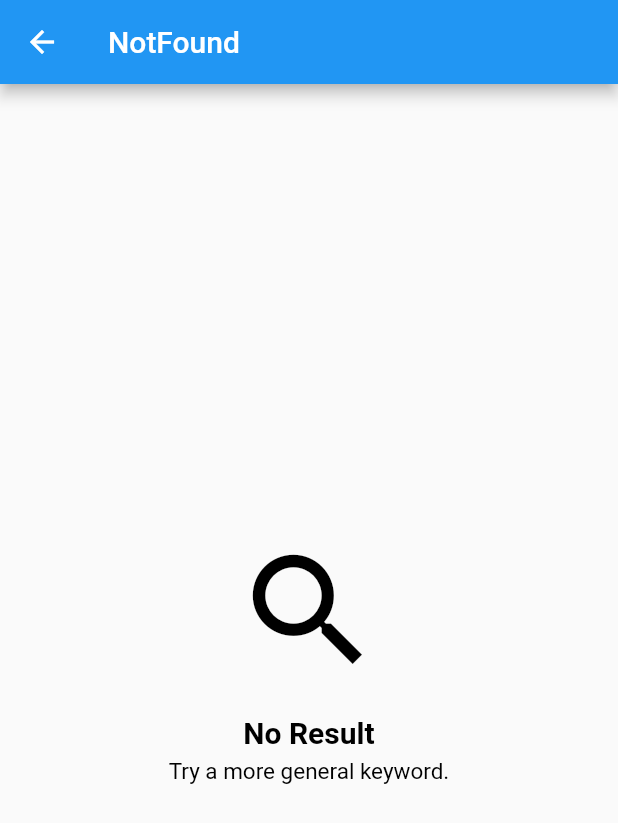
After one commit to muhamadanjar/UTDriver, a Flutter app: the NotFoundPage screen opened by its route, on a phone screen of 412 x 824 dp. The commit adds this screen. Shown: the top 823 px of the screen. Run offline on Flutter 3.47's test engine with Material 2 defaults, Android fonts, the phone set to English and light mode, and no system bars; our stand-ins replace firebase_analytics, firebase_auth, firebase_database, firebase_storage, geolocator, google_maps_flutter and 6 more; missing offline and left inert: a package; accounts and stored records are empty.

Commit message:
add notfound

```diff
--- /dev/null
+++ b/lib/components/profile_tile.dart
@@ -0,0 +1,30 @@
+import 'package:flutter/material.dart';
+
+class ProfileTile extends StatelessWidget {
+  final title;
+  final subtitle;
+  final textColor;
+  ProfileTile({this.title, this.subtitle, this.textColor = Colors.black});
+  @override
+  Widget build(BuildContext context) {
+    return Column(
+      // crossAxisAlignment: CrossAxisAlignment.start,
+      mainAxisAlignment: MainAxisAlignment.center,
+      children: <Widget>[
+        Text(
+          title,
+          style: TextStyle(
+              fontSize: 20.0, fontWeight: FontWeight.w700, color: textColor),
+        ),
+        SizedBox(
+          height: 5.0,
+        ),
+        Text(
+          subtitle,
+          style: TextStyle(
+              fontSize: 15.0, fontWeight: FontWeight.normal, color: textColor),
+        ),
+      ],
+    );
+  }
+}
--- a/lib/routes.dart
+++ b/lib/routes.dart
@@ -1,5 +1,4 @@
 import 'package:flutter/material.dart';
-// import 'package:ut_driver_app/screens/home/home_screen.dart';
 import 'package:ut_driver_app/screens/home/splash_screen.dart';
 import 'package:ut_driver_app/screens/login/login_screen.dart';
 import 'package:ut_driver_app/screens/home/map_screen.dart';
@@ -9,27 +8,35 @@ import 'package:ut_driver_app/screens/home/notifications.dart';
 import 'package:ut_driver_app/screens/home/earnings.dart';
 import 'package:ut_driver_app/screens/home/earnings_details.dart';
 import 'package:ut_driver_app/screens/home/recent_transactions.dart';
-final routes = {
-  '/notifications': (context) => NotificationsPage(),
-  '/earnings': (context) => EarningsPage(),
-  '/earnings_details': (context) => EarningsDetailsPage(),
-  '/recent_transations': (context) => RecentTransactionsPage(),
-  '/topup':         (BuildContext context) => new TopupScreen(),
-  '/map':         (BuildContext context) => new MapScreen(),
-  '/login':         (BuildContext context) => new LoginScreen(),
-  '/home':         (BuildContext context) => new IndexHome(),
-  '/' :          (BuildContext context) => new SplashScreen(),
-};
-class Mynav {
-  static void goToHome(BuildContext context) {
-    Navigator.pushNamed(context, "/home");
-  }
+import 'package:ut_driver_app/screens/global/notfound.dart';
+import 'package:ut_driver_app/utils/constans.dart';
 
-  static void goToIntro(BuildContext context) {
-    Navigator.pushReplacementNamed(context, "/login");
-  }
 
-  static void goToMap(BuildContext context){
-    Navigator.pushNamed(context, '/map');
+
+class Router {
+  static Route<dynamic> generateRoute(RouteSettings settings) {
+    switch (settings.name) {
+      case RoutePaths.Login:
+        return MaterialPageRoute(builder: (_) => LoginScreen());
+      case RoutePaths.Home:
+        return MaterialPageRoute(builder: (_) => IndexHome());
+      case RoutePaths.Notifications:
+        return MaterialPageRoute(builder: (_) => NotificationsPage());
+      case RoutePaths.RecentTransaction:
+        return MaterialPageRoute(builder: (_) => RecentTransactionsPage());
+      case RoutePaths.EarningDetail:
+        return MaterialPageRoute(builder: (_) => EarningsDetailsPage());
+      case RoutePaths.Earning:
+        return MaterialPageRoute(builder: (_) => EarningsPage());
+      case RoutePaths.Map:
+        return MaterialPageRoute(builder: (_) => MapScreen());
+      case RoutePaths.Splash:
+        return MaterialPageRoute(builder: (_) => SplashScreen());
+      case RoutePaths.Topup:
+        return MaterialPageRoute(builder: (_) => TopupScreen());
+      default:
+        print(settings.name);
+        return MaterialPageRoute(builder: (_) => NotFoundPage());
+    }
   }
 }
--- /dev/null
+++ b/lib/screens/global/notfound.dart
@@ -0,0 +1,47 @@
+import 'package:flutter/material.dart';
+import 'package:ut_driver_app/components//profile_tile.dart';
+
+class NotFoundPage extends StatelessWidget {
+  final appTitle;
+  final title;
+  final message;
+  final IconData icon;
+  final String image;
+  final iconColor;
+
+  NotFoundPage(
+      {this.appTitle = "Search",
+        this.title = "No Result",
+        this.message = "Try a more general keyword.",
+        this.icon = Icons.search,
+        this.image,
+        this.iconColor = Colors.black});
+
+  Widget bodyData() => Center(
+    child: Column(
+      mainAxisAlignment: MainAxisAlignment.center,
+      children: <Widget>[
+        Icon(
+          icon,
+          size: 100.0,
+          color: iconColor,
+        ),
+        SizedBox(
+          height: 20.0,
+        ),
+        ProfileTile(
+          title: title,
+          subtitle: message,
+        )
+      ],
+    ),
+  );
+
+  @override
+  Widget build(BuildContext context) {
+    return Scaffold(
+      appBar: AppBar(title: Text("NotFound"),),
+      body: bodyData(),
+    );
+  }
+}
--- a/lib/screens/home/home_screen.dart
+++ b/lib/screens/home/home_screen.dart
@@ -5,7 +5,6 @@ import 'package:google_maps_flutter/google_maps_flutter.dart';
 import 'package:ut_driver_app/components/job_card.dart';
 import 'package:ut_driver_app/data/rest_ds.dart';
 import 'package:ut_driver_app/models/job.dart';
-import 'package:ut_driver_app/routes.dart';
 class HomeScreen extends StatefulWidget {
   @override
 
--- a/lib/screens/home/splash_screen.dart
+++ b/lib/screens/home/splash_screen.dart
@@ -1,6 +1,6 @@
 import 'dart:async';
 import 'package:flutter/material.dart';
-import 'package:ut_driver_app/routes.dart';
+import 'package:ut_driver_app/utils/constans.dart';
 
 class SplashScreen extends StatefulWidget {
   @override
@@ -11,7 +11,7 @@ class _SplashScreenState extends State<SplashScreen> {
   @override
   void initState() {
     super.initState();
-    Timer(Duration(seconds: 5), () => Mynav.goToIntro(context));
+    Timer(Duration(seconds: 5), () => Navigator.of(context).pushReplacementNamed(RoutePaths.Home));
   }
 
   @override
--- a/lib/utils/constans.dart
+++ b/lib/utils/constans.dart
@@ -1,3 +1,5 @@
+import 'package:flutter/widgets.dart';
+
 enum AlertAction {
   cancel,
   discard,
@@ -5,6 +7,44 @@ enum AlertAction {
   agree,
 }
 
-const bool devMode = false;
+const bool devMode = true;
 const String apiURL = devMode == false ? "http://utama-trans.com/new/api":"http://192.168.43.110/api";
 const double textScaleFactor = 1.0;
+
+class SizeConfig{
+  static MediaQueryData _mediaQueryData;
+  static double screenWidth;
+  static double screenHeight;
+  static double blockWidth;
+  static double blockHeight;
+
+  void init(BuildContext context) {
+    _mediaQueryData = MediaQuery.of(context);
+    screenWidth = _mediaQueryData.size.width;
+    screenHeight = _mediaQueryData.size.height;
+    blockWidth = screenWidth / 100;
+    blockHeight = screenHeight / 100;
+
+  }
+}
+
+class RoutePaths {
+  static const String Login = 'login';
+  static const String Register = 'register';
+  static const String Home = 'home';
+  static const String Settings = 'settings';
+  static const String Forgot = 'forgot';
+  static const String Legal = 'legal';
+  static const String Profile = 'profile';
+  static const String Notifications = 'notifications';
+  static const String ChangePassword = 'change_password';
+  static const String ChangeProfile = 'change_profile';
+  static const String Splash = 'splash';
+  static const String Map = 'map';
+  static const String Earning = 'earning';
+  static const String EarningDetail = 'earningdetail';
+  static const String RecentTransaction = 'earningdetail';
+  static const String Topup = 'topup';
+
+
+}
```
Also changed, not shown: lib/main.dart (+5 -4 lines), lib/screens/home/akun_screen.dart (+18 -8 lines), lib/screens/login/login_screen.dart (+6 -39 lines).
